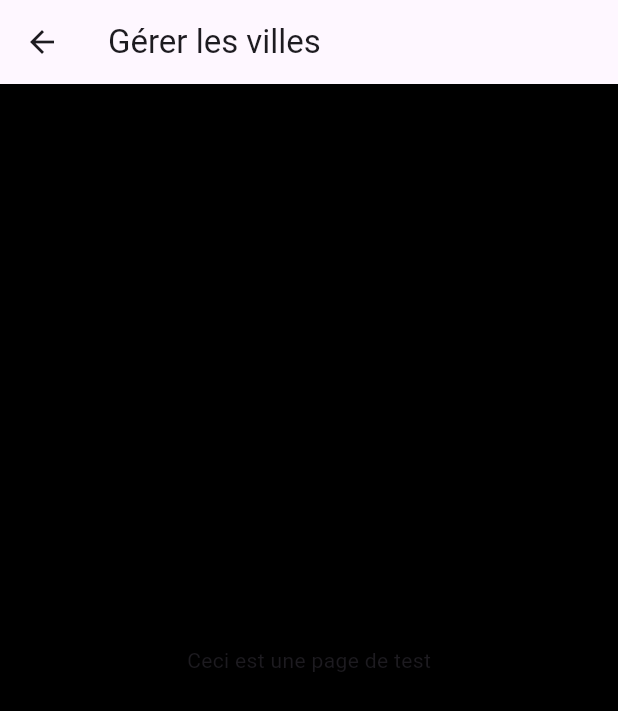
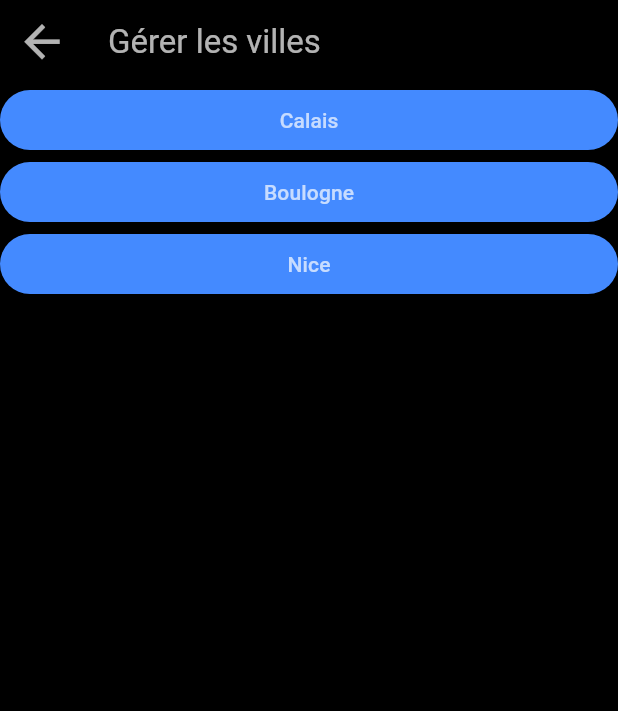
Before and after one commit to e-Tesseract/weather, a Flutter app: the screen it shows after launch, after a tap on the "add" icon, on a phone screen of 412 x 824 dp. Shown: the top 711 px of the screen. Run offline on Flutter 3.47's test engine with Material 3 defaults, Android fonts, the phone set to English and light mode, and no system bars; our stand-ins replace shared_preferences; network calls fail.

Commit message:
maj villes

```diff
--- a/lib/app/main.dart
+++ b/lib/app/main.dart
@@ -1,7 +1,6 @@
 import 'package:flutter/material.dart';
 import 'package:weather/routes/home_route.dart';
 
-import '../common/weatherMain.dart';
 
 void main() {
   runApp(const MyApp());
@@ -23,7 +22,7 @@ class MyApp extends StatelessWidget {
         )
       ),
 
-      home: const MenuRoute()
+      home: const HomeRoute()
 
     );
   }
--- a/lib/common/weatherMain.dart
+++ b/lib/common/weatherMain.dart
@@ -4,19 +4,20 @@ import 'package:flutter/material.dart';
 import '../styles/weather_text.dart';
 import 'weather_service.dart';
 
+
 class WeatherMain extends StatelessWidget {
-  const WeatherMain({Key? key}) : super(key: key);
+  const WeatherMain({Key? key, this.weatherUpdatedAt}) : super(key: key);
+
+  final DateTime? weatherUpdatedAt;
 
   @override
   Widget build(BuildContext context) {
-    final weatherService = WeatherService();
-
     return Padding(
       padding: EdgeInsets.only(bottom: MediaQuery.of(context).size.height * 0.5),
       child: Align(
         alignment: Alignment.topCenter,
         child: FutureBuilder<Map<String, dynamic>>(
-          future: weatherService.getWeatherData(),
+          future: WeatherService.getWeatherData(),
           builder: (BuildContext context, AsyncSnapshot<Map<String, dynamic>> snapshot) {
             if (snapshot.connectionState == ConnectionState.waiting) {
               return const CircularProgressIndicator();
--- a/lib/common/weather_service.dart
+++ b/lib/common/weather_service.dart
@@ -2,10 +2,20 @@
 import 'package:http/http.dart' as http;
 import 'dart:convert';
 
+import 'package:shared_preferences/shared_preferences.dart';
+
 class WeatherService {
-  Future<Map<String, dynamic>> getWeatherData() async {
+  WeatherService({required this.city});
+  final String city;
+
+
+
+  static Future<Map<String, dynamic>> getWeatherData() async {
+
+    var sp = await SharedPreferences.getInstance();
+    String city = sp.getString('default_city') ?? 'Calais';
+
     const apiKey = '0f3f2a3eb43bf03802c81919d20927b1';
-    const city = 'Calais';
     final response = await http.get(Uri.parse('http://api.openweathermap.org/data/2.5/weather?q=$city&appid=$apiKey&units=metric'));
 
     if (response.statusCode == 200) {
--- a/lib/common/weather_text.dart
+++ b/lib/common/weather_text.dart
@@ -8,14 +8,13 @@ class WeatherText extends StatelessWidget {
 
   @override
   Widget build(BuildContext context) {
-    final weatherService = WeatherService();
 
     return Padding(
       padding: EdgeInsets.only(bottom: MediaQuery.of(context).size.height * 0.5), // Increase bottom padding
       child: Align(
         alignment: Alignment.topCenter,
         child: FutureBuilder<Map<String, dynamic>>(
-          future: weatherService.getWeatherData(),
+          future: WeatherService.getWeatherData(),
           builder: (BuildContext context, AsyncSnapshot<Map<String, dynamic>> snapshot) {
             if (snapshot.connectionState == ConnectionState.waiting) {
               return const CircularProgressIndicator();
--- a/lib/menu/villes_route.dart
+++ b/lib/menu/villes_route.dart
@@ -1,20 +1,52 @@
 import 'package:flutter/material.dart';
 import 'package:weather/common/weatherMain.dart';
+import 'package:weather/routes/home_route.dart';
+import 'package:shared_preferences/shared_preferences.dart';
+
+import '../common/weather_service.dart';
 
 
 
 class VillesRoute extends StatelessWidget {
   VillesRoute({Key? key}) : super(key: key);
 
+
+  final List<String> villes = ['Calais', 'Boulogne', 'Nice']; // Liste des villes
+
   @override
   Widget build(BuildContext context) {
     return Scaffold(
       backgroundColor: Colors.black,
-      appBar: AppBar(
-        title: const Text('Gérer les villes'),
-      ),
-      body: const Center(
-        child: Text('Ceci est une page de test'),
+      body: Column(
+        children: [
+          AppBar(
+            backgroundColor: Colors.transparent,
+            elevation: 0,
+            iconTheme: const IconThemeData(color: Colors.white70, size: 35),
+            title: const Text('Gérer les villes', style: TextStyle(color: Colors.white70)),
+          ),
+          Expanded(
+            child: ListView.builder(
+              itemCount: villes.length,
+              itemBuilder: (context, index) {
+                return ElevatedButton(
+                  style: ElevatedButton.styleFrom(
+                    primary: Colors.blueAccent,
+                    onPrimary: Colors.white70,
+                  ),
+                  onPressed: () {
+                    // TODO Modifier la ville par defaut dans les preferences partagées
+                    SharedPreferences.getInstance().then((sp) {
+                      sp.setString('default_city', villes[index]);
+                      Navigator.pop(context);
+                    });
+                  },
+                  child: Text(villes[index]),
+                );
+              },
+            ),
+          ),
+        ],
       ),
     );
   }
--- a/lib/routes/home_route.dart
+++ b/lib/routes/home_route.dart
@@ -1,12 +1,30 @@
 import 'package:flutter/material.dart';
+import 'package:shared_preferences/shared_preferences.dart';
 import 'package:weather/common/weatherMain.dart';
 import 'package:weather/menu/villes_route.dart';
+import 'package:weather/menu/parametres_route.dart';
+import 'package:weather/common/weather_service.dart';
 
-class MenuRoute extends StatelessWidget {
-  const MenuRoute({Key? key}) : super(key: key);
+
+
+
+class HomeRoute extends StatefulWidget {
+  const HomeRoute({Key? key}) : super(key: key);
+
+  @override
+  State<HomeRoute> createState() => _HomeRouteState();
+}
+
+class _HomeRouteState extends State<HomeRoute> {
+
+
+  @override
+  Widget build(BuildContext context) {
+
+    DateTime? weatherUpdatedAt = null;
+
     final int heure = 16;
     final int minute = 30;
-
 
     LinearGradient determineBackgroundColor() {
       final Color startColor;
@@ -42,8 +60,7 @@ class MenuRoute extends StatelessWidget {
       );
     }
 
-  @override
-  Widget build(BuildContext context) {
+
     return Scaffold(
       body: Stack(
         children: [
@@ -52,10 +69,9 @@ class MenuRoute extends StatelessWidget {
               gradient: determineBackgroundColor(),
             ),
           ),
-          const WeatherMain(),
-          const Positioned.fill(
+          Positioned.fill(
             child: Center(
-              child: WeatherMain(),
+              child: WeatherMain(weatherUpdatedAt: weatherUpdatedAt),
             ),
           ),
           Positioned(
@@ -67,21 +83,37 @@ class MenuRoute extends StatelessWidget {
               elevation: 0,
               title: Row(
                 children: <Widget>[
-                  const Spacer(), // Utilisation de Spacer pour l'espace entre les 2 boutons
+                  const Spacer(),
+                  // Utilisation de Spacer pour l'espace entre les 2 boutons
                   IconButton(
-                    icon: const Icon(Icons.add, color: Colors.white, size: 35.0),
-                    onPressed: () {
+                    icon: const Icon(
+                        Icons.add, color: Colors.white, size: 35.0),
+                    onPressed: () async {
                       // Aller à villes_route.dart
-                      Navigator.push(
+                      await Navigator.push(
                         context,
-                        MaterialPageRoute(builder: (context) => VillesRoute()),
+                        MaterialPageRoute(builder: (context) {
+                          return VillesRoute();
+                        }),
                       );
+
+                      setState(() {
+                        weatherUpdatedAt = DateTime.now();
+                      });();
                     },
                   ),
                   const Spacer(flex: 100,),
                   IconButton(
-                    icon: const Icon(Icons.more_vert, color: Colors.white, size: 35,),
-                    onPressed: () {},
+                    icon: const Icon(
+                      Icons.more_vert, color: Colors.white, size: 35,),
+                    onPressed: () {
+                      // Aller à parametres_route.dart
+                      Navigator.push(
+                        context,
+                        MaterialPageRoute(builder: (context) =>
+                            ParametresRoute()),
+                      );
+                    },
                   ),
                   const Spacer(),
                 ],
@@ -92,4 +124,5 @@ class MenuRoute extends StatelessWidget {
       ),
     );
   }
+
 }
--- a/pubspec.yaml
+++ b/pubspec.yaml
@@ -36,6 +36,7 @@ dependencies:
   # The following adds the Cupertino Icons font to your application.
   # Use with the CupertinoIcons class for iOS style icons.
   cupertino_icons: ^1.0.2
+  shared_preferences: ^2.2.2
 
 dev_dependencies:
   flutter_test:
```
Also changed, not shown: lib/menu/parametres_route.dart (added, +29 -0 lines), lib/routes/home_route_body.dart (deleted), pubspec.lock, 1 other file. Lines whose indentation alone changed are shown as unchanged.
